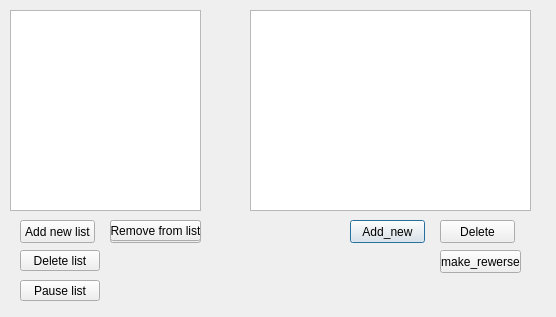
First picture: the form in lab3_2/alarm_clock.ui, repository AndrikB/2-Course, before the edit.
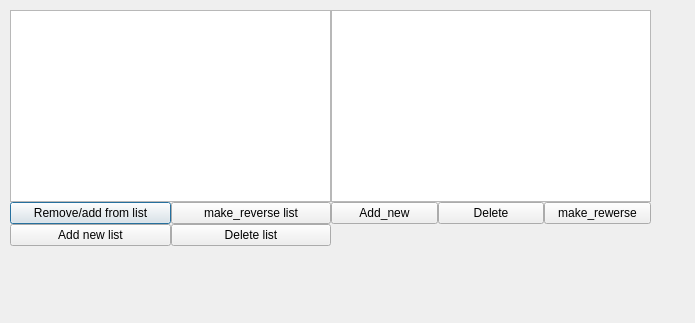
Second picture: the form after the edit.

Commit message: add list of timer and not visible button

What changed in the file:
```diff
--- a/lab3_2/alarm_clock.ui
+++ b/lab3_2/alarm_clock.ui
@@ -6,137 +6,141 @@
    <rect>
     <x>0</x>
     <y>0</y>
-    <width>556</width>
-    <height>317</height>
+    <width>695</width>
+    <height>323</height>
    </rect>
   </property>
   <property name="windowTitle">
    <string>Dialog</string>
   </property>
-  <widget class="QPushButton" name="Start_alarm">
-   <property name="geometry">
-    <rect>
-     <x>350</x>
-     <y>220</y>
-     <width>75</width>
-     <height>23</height>
-    </rect>
-   </property>
-   <property name="text">
-    <string>Add_new</string>
-   </property>
-  </widget>
-  <widget class="QListWidget" name="listWidget">
-   <property name="geometry">
-    <rect>
-     <x>250</x>
-     <y>10</y>
-     <width>281</width>
-     <height>201</height>
-    </rect>
-   </property>
-  </widget>
-  <widget class="QPushButton" name="opposition">
-   <property name="geometry">
-    <rect>
-     <x>440</x>
-     <y>250</y>
-     <width>81</width>
-     <height>23</height>
-    </rect>
-   </property>
-   <property name="text">
-    <string>make_rewerse</string>
-   </property>
-  </widget>
-  <widget class="QPushButton" name="Delete">
-   <property name="geometry">
-    <rect>
-     <x>440</x>
-     <y>220</y>
-     <width>75</width>
-     <height>23</height>
-    </rect>
-   </property>
-   <property name="text">
-    <string>Delete</string>
-   </property>
-  </widget>
-  <widget class="QListWidget" name="listWidget_2">
+  <widget class="QWidget" name="">
    <property name="geometry">
     <rect>
      <x>10</x>
      <y>10</y>
-     <width>191</width>
-     <height>201</height>
+     <width>641</width>
+     <height>251</height>
     </rect>
    </property>
+   <layout class="QHBoxLayout" name="horizontalLayout_4">
+    <property name="spacing">
+     <number>0</number>
+    </property>
+    <item>
+     <layout class="QVBoxLayout" name="verticalLayout_3">
+      <item>
+       <widget class="QListWidget" name="listWidget_2"/>
+      </item>
+      <item>
+       <layout class="QVBoxLayout" name="verticalLayout_2">
+        <item>
+         <layout class="QHBoxLayout" name="horizontalLayout_3">
+          <item>
+           <widget class="QPushButton" name="remove_add_from_list">
+            <property name="text">
+             <string>Remove/add from list</string>
+            </property>
+           </widget>
+          </item>
+          <item>
+           <widget class="QPushButton" name="pause_continue_List">
+            <property name="text">
+             <string>make_reverse list</string>
+            </property>
+           </widget>
+          </item>
+         </layout>
+        </item>
+        <item>
+         <layout class="QHBoxLayout" name="horizontalLayout_2">
+          <item>
+           <widget class="QPushButton" name="add_new_list">
+            <property name="text">
+             <string>Add new list</string>
+            </property>
+           </widget>
+          </item>
+          <item>
+           <widget class="QPushButton" name="delete_list">
+            <property name="text">
+             <string>Delete list</string>
+            </property>
+           </widget>
+          </item>
+         </layout>
+        </item>
+        <item>
+         <spacer name="verticalSpacer_2">
+          <property name="orientation">
+           <enum>Qt::Vertical</enum>
+          </property>
+          <property name="sizeHint" stdset="0">
+           <size>
+            <width>20</width>
+            <height>0</height>
+           </size>
+          </property>
+         </spacer>
+        </item>
+       </layout>
+      </item>
+     </layout>
+    </item>
+    <item>
+     <layout class="QVBoxLayout" name="verticalLayout">
+      <item>
+       <widget class="QListWidget" name="listWidget"/>
+      </item>
+      <item>
+       <layout class="QHBoxLayout" name="horizontalLayout">
+        <item>
+         <widget class="QPushButton" name="Start_alarm">
+          <property name="text">
+           <string>Add_new</string>
+          </property>
+         </widget>
+        </item>
+        <item>
+         <widget class="QPushButton" name="Delete">
+          <property name="text">
+           <string>Delete</string>
+          </property>
+         </widget>
+        </item>
+        <item>
+         <widget class="QPushButton" name="opposition">
+          <property name="text">
+           <string>make_rewerse</string>
+          </property>
+         </widget>
+        </item>
+       </layout>
+      </item>
+      <item>
+       <spacer name="verticalSpacer">
+        <property name="orientation">
+         <enum>Qt::Vertical</enum>
+        </property>
+        <property name="sizeHint" stdset="0">
+         <size>
+          <width>20</width>
+          <height>27</height>
+         </size>
+        </property>
+       </spacer>
+      </item>
+     </layout>
+    </item>
+   </layout>
   </widget>
-  <widget class="QPushButton" name="add_new_list">
-   <property name="geometry">
-    <rect>
-     <x>20</x>
-     <y>220</y>
-     <width>75</width>
-     <height>23</height>
-    </rect>
-   </property>
-   <property name="text">
-    <string>Add new list</string>
-   </property>
-  </widget>
-  <widget class="QPushButton" name="Add_to_list">
-   <property name="geometry">
-    <rect>
-     <x>110</x>
-     <y>220</y>
-     <width>91</width>
-     <height>23</height>
-    </rect>
-   </property>
-   <property name="text">
-    <string>Add to list</string>
-   </property>
-  </widget>
-  <widget class="QPushButton" name="delete_list">
-   <property name="geometry">
-    <rect>
-     <x>20</x>
-     <y>250</y>
-     <width>80</width>
-     <height>21</height>
-    </rect>
-   </property>
-   <property name="text">
-    <string>Delete list</string>
-   </property>
-  </widget>
-  <widget class="QPushButton" name="remove_from_list">
-   <property name="geometry">
-    <rect>
-     <x>110</x>
-     <y>220</y>
-     <width>91</width>
-     <height>21</height>
-    </rect>
-   </property>
-   <property name="text">
-    <string>Remove from list</string>
-   </property>
-  </widget>
-  <widget class="QPushButton" name="pause_continue_List">
-   <property name="geometry">
-    <rect>
-     <x>20</x>
-     <y>280</y>
-     <width>80</width>
-     <height>21</height>
-    </rect>
-   </property>
-   <property name="text">
-    <string>Pause list</string>
-   </property>
-  </widget>
+  <zorder>Start_alarm</zorder>
+  <zorder>opposition</zorder>
+  <zorder>Delete</zorder>
+  <zorder>listWidget_2</zorder>
+  <zorder>delete_list</zorder>
+  <zorder>remove_add_from_list</zorder>
+  <zorder>pause_continue_List</zorder>
+  <zorder>listWidget</zorder>
  </widget>
  <resources/>
  <connections/>
```
The commit also changes 6 other files.
